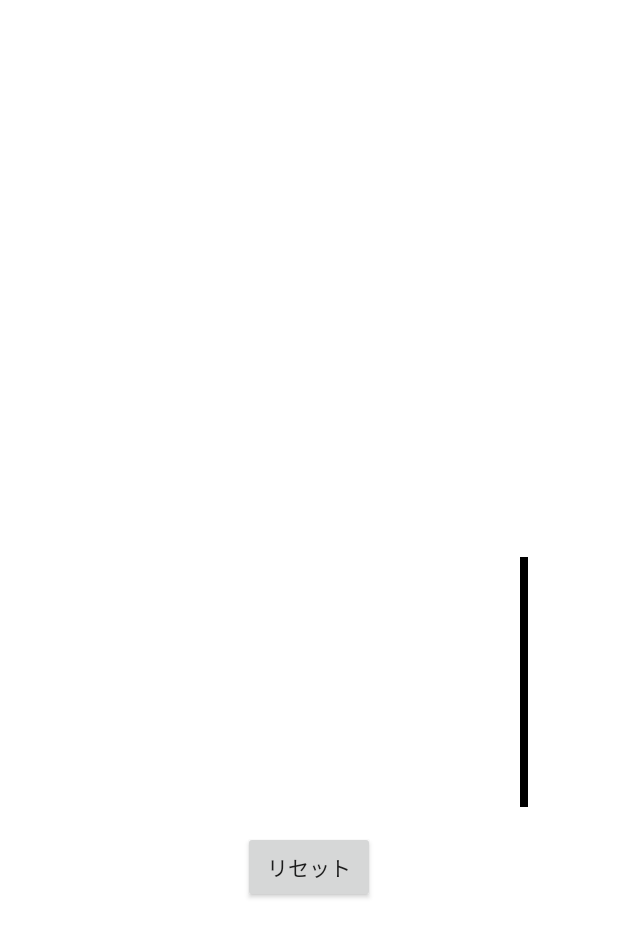
After one commit to MI297/Swipe01, an Android app built with Jetpack Compose: the SecondActivity screen opened directly, with no data from a screen before it, on a phone screen of 412 x 824 dp. The commit adds this screen. Shown: the top 937 px of the screen. Run offline under Robolectric (Android 15) with nearby library versions, the phone set to English and light mode, and no system bars.

Commit message:
# Swipe01 SecondActivityで別処理できるように試行中 現状、暫定的に中央のボタンを押すとSecondActivityの処理に移る
## 現状実装されている内容
- スワイプに応じて画面の線のねじれがアニメーションを行い、大きくなる。　段階的に線のカラーが変わっていく
- カウントが画面上部に表示される（最大1000）
‐リセットボタン
-背景画面、チュートリアル画像

```diff
--- a/app/build.gradle.kts
+++ b/app/build.gradle.kts
@@ -49,6 +49,7 @@ dependencies {
     implementation(libs.androidx.ui.graphics)
     implementation(libs.androidx.ui.tooling.preview)
     implementation(libs.androidx.material3)
+    implementation(libs.androidx.appcompat)
     testImplementation(libs.junit)
     androidTestImplementation(libs.androidx.junit)
     androidTestImplementation(libs.androidx.espresso.core)
--- a/app/src/main/java/com/example/swipe01/MainActivity.kt
+++ b/app/src/main/java/com/example/swipe01/MainActivity.kt
@@ -8,7 +8,7 @@ import androidx.compose.material3.Surface
 import androidx.compose.foundation.layout.fillMaxSize
 import androidx.compose.ui.Modifier
 import com.example.swipe01.ui.theme.Swipe01Theme
-
+import android.util.Log
 
 class MainActivity : ComponentActivity() {
     override fun onCreate(savedInstanceState: Bundle?) {
@@ -16,6 +16,7 @@ class MainActivity : ComponentActivity() {
         setContent {
             Swipe01Theme {
                 Surface(modifier = Modifier.fillMaxSize()) {
+                    Log.d("MainActivity", "Main started")
                     SwipeTwistScreenRoot()  // 状態管理付きの新しいComposable
                 }
             }
--- /dev/null
+++ b/app/src/main/java/com/example/swipe01/RopeView.kt
@@ -0,0 +1,68 @@
+package com.example.swipe01
+
+import android.content.Context
+import android.graphics.Canvas
+import android.graphics.Color
+import android.graphics.Paint
+import android.util.AttributeSet
+import android.view.MotionEvent
+import android.view.View
+import kotlin.math.sqrt
+
+class RopeView @JvmOverloads constructor(
+    context: Context, attrs: AttributeSet? = null
+) : View(context, attrs) {
+
+    init {
+        isClickable = true
+        isFocusable = true
+    }
+
+    private val paint = Paint().apply {
+        color = Color.BLACK
+        strokeWidth = 8f
+        isAntiAlias = true
+    }
+
+    private val startX = 500f
+    private val startY = 200f
+    private var endX = startX
+    private var endY = startY + 300f
+    private var isCut = false
+
+    override fun onDraw(canvas: Canvas) {
+        super.onDraw(canvas)
+        if (!isCut) {
+            canvas.drawLine(startX, startY, endX, endY, paint)
+        } else {
+            paint.color = Color.RED
+            paint.textSize = 50f
+            canvas.drawText("プツン…切れた！", 300f, 500f, paint)
+        }
+    }
+
+    override fun onTouchEvent(event: MotionEvent): Boolean {
+        if (isCut) return false
+        when (event.action) {
+            MotionEvent.ACTION_DOWN, MotionEvent.ACTION_MOVE -> {
+                endX = event.x
+                endY = event.y
+                val distance = calcDistance(startX, startY, endX, endY)
+                if (distance > 150) isCut = true
+                invalidate()
+            }
+        }
+        return true
+    }
+
+    fun resetRope() {
+        isCut = false
+        endX = startX
+        endY = startY + 300f
+        invalidate()
+    }
+
+    private fun calcDistance(x1: Float, y1: Float, x2: Float, y2: Float): Float {
+        return sqrt((x2 - x1) * (x2 - x1) + (y2 - y1) * (y2 - y1))
+    }
+}
--- /dev/null
+++ b/app/src/main/java/com/example/swipe01/SecondActivity.kt
@@ -0,0 +1,22 @@
+package com.example.swipe01
+
+import android.os.Bundle
+import android.widget.Button
+import android.util.Log
+import androidx.activity.ComponentActivity
+
+class SecondActivity : ComponentActivity() {
+    override fun onCreate(savedInstanceState: Bundle?) {
+        super.onCreate(savedInstanceState)
+        setContentView(R.layout.activity_main)
+
+        val ropeView = findViewById<RopeView>(R.id.RopeView)
+        val resetButton = findViewById<Button>(R.id.resetButton)
+
+        resetButton.setOnClickListener {
+            ropeView.resetRope()
+        }
+
+        Log.d("SecondActivity", "SecondActivity started")
+    }
+}
--- a/app/src/main/res/layout/activity_main.xml
+++ b/app/src/main/res/layout/activity_main.xml
@@ -7,5 +7,16 @@
     android:gravity="center"
     android:background="#FFFFFF">
 
+    <com.example.swipe01.RopeView
+        android:id="@+id/RopeView"
+        android:layout_width="match_parent"
+        android:layout_height="300dp"
+        android:layout_margin="16dp" />
+
+    <Button
+        android:id="@+id/resetButton"
+        android:layout_width="wrap_content"
+        android:layout_height="wrap_content"
+        android:text="リセット" />
 
 </LinearLayout>
--- a/gradle/libs.versions.toml
+++ b/gradle/libs.versions.toml
@@ -8,6 +8,7 @@ espressoCore = "3.6.1"
 lifecycleRuntimeKtx = "2.9.0"
 activityCompose = "1.10.1"
 composeBom = "2024.09.00"
+appcompat = "1.7.0"
 
 [libraries]
 androidx-core-ktx = { group = "androidx.core", name = "core-ktx", version.ref = "coreKtx" }
@@ -24,6 +25,7 @@ androidx-ui-tooling-preview = { group = "androidx.compose.ui", name = "ui-toolin
 androidx-ui-test-manifest = { group = "androidx.compose.ui", name = "ui-test-manifest" }
 androidx-ui-test-junit4 = { group = "androidx.compose.ui", name = "ui-test-junit4" }
 androidx-material3 = { group = "androidx.compose.material3", name = "material3" }
+androidx-appcompat = { group = "androidx.appcompat", name = "appcompat", version.ref = "appcompat" }
 
 [plugins]
 android-application = { id = "com.android.application", version.ref = "agp" }
```
Also changed, not shown: app/src/main/AndroidManifest.xml (+14 -1 lines), app/src/main/java/com/example/swipe01/SwipeTwistScreen.kt (+19 -3 lines), app/src/main/res/drawable/tutorial_swipe.png.
